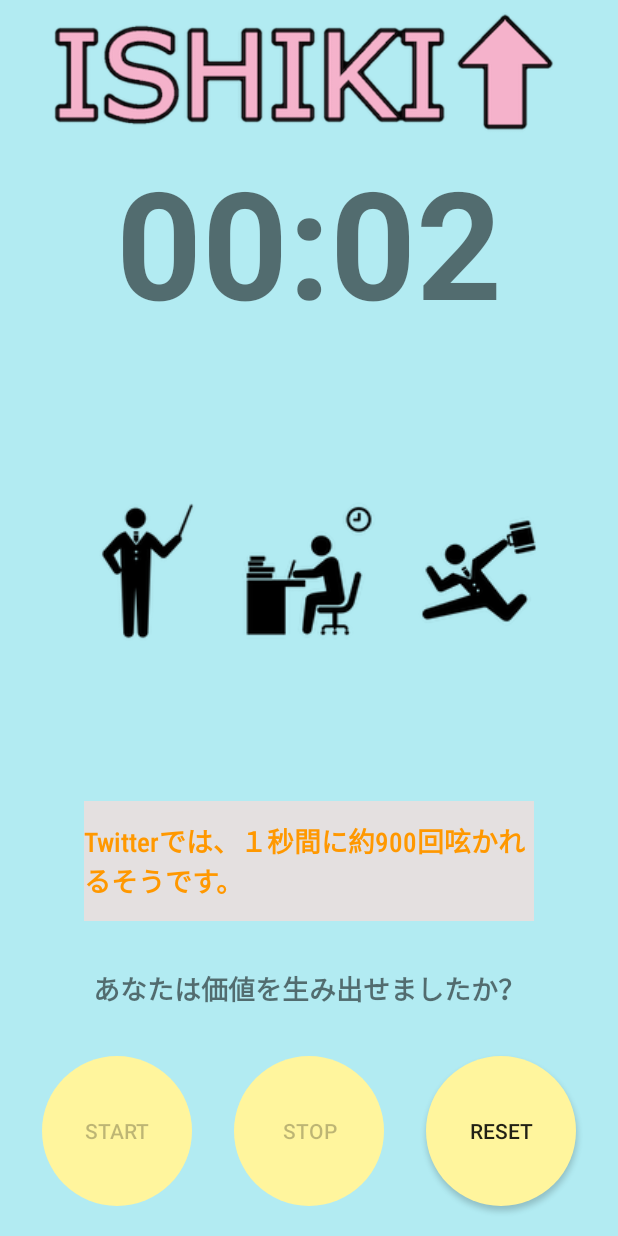
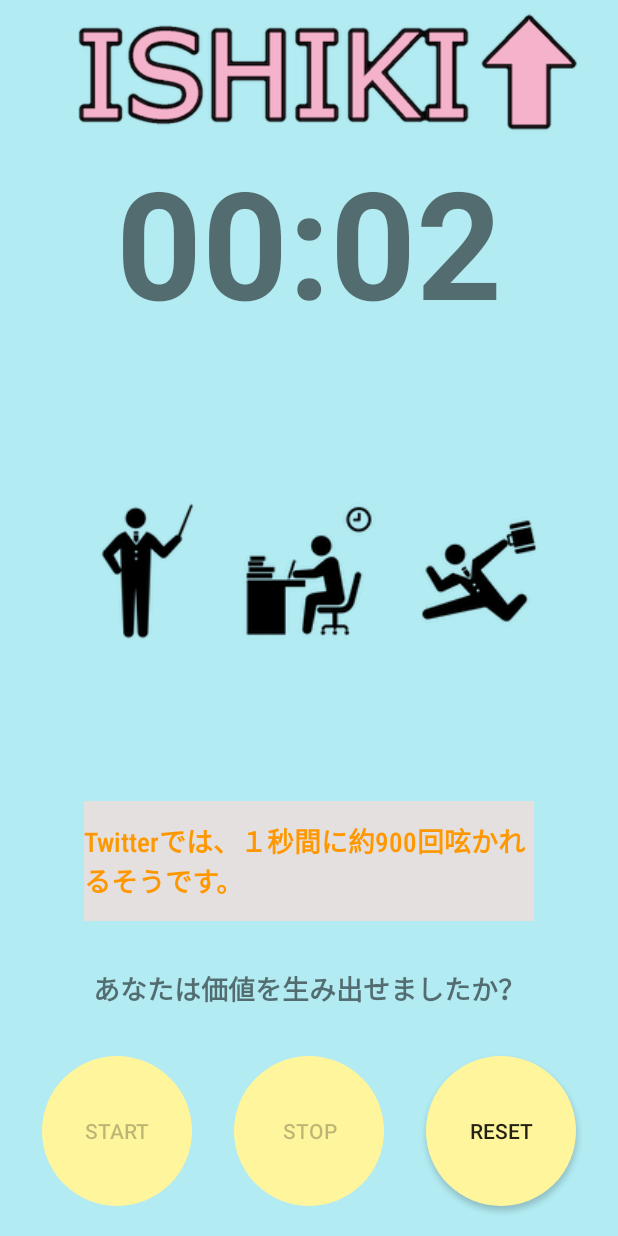
Before and after one commit to tack-ayumu/ISHIKI, an Android app: the screen it shows after launch (MainActivity), after a tap on "STOP", on a phone screen of 412 x 824 dp. Run offline under Robolectric (Android 15) with nearby library versions, the phone set to English and light mode, and no system bars; 1 other tap on this screen came first.

Commit message:
Viewの微調整
ISHIKIロゴの位置調整、textviewの文字サイズ調整

```diff
--- a/app/src/main/res/layout/activity_main.xml
+++ b/app/src/main/res/layout/activity_main.xml
@@ -15,7 +15,7 @@
         android:layout_height="94dp"
         android:scaleType="fitStart"
         app:layout_constraintEnd_toEndOf="parent"
-        app:layout_constraintHorizontal_bias="0.686"
+        app:layout_constraintHorizontal_bias="1.0"
         app:layout_constraintStart_toStartOf="parent"
         app:layout_constraintTop_toTopOf="parent"
         app:srcCompat="@drawable/rogo_ishiki" />
@@ -130,7 +130,7 @@
         android:layout_width="wrap_content"
         android:layout_height="wrap_content"
         android:textColor="#3F51B5"
-        android:textSize="30sp"
+        android:textSize="25sp"
         android:textStyle="bold"
         app:layout_constraintBottom_toTopOf="@+id/stop"
         app:layout_constraintEnd_toEndOf="parent"
@@ -143,7 +143,7 @@
         android:layout_width="wrap_content"
         android:layout_height="wrap_content"
         android:textColor="#F44336"
-        android:textSize="30sp"
+        android:textSize="25sp"
         android:textStyle="bold"
         app:layout_constraintBottom_toTopOf="@+id/stop"
         app:layout_constraintEnd_toEndOf="parent"
```
